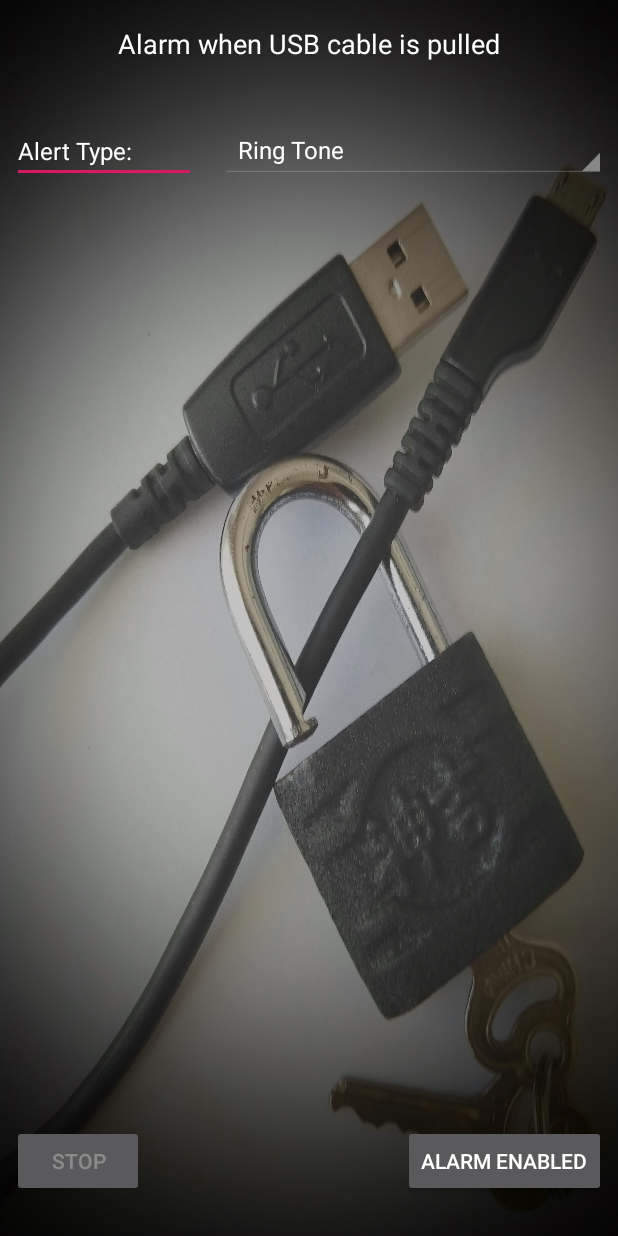
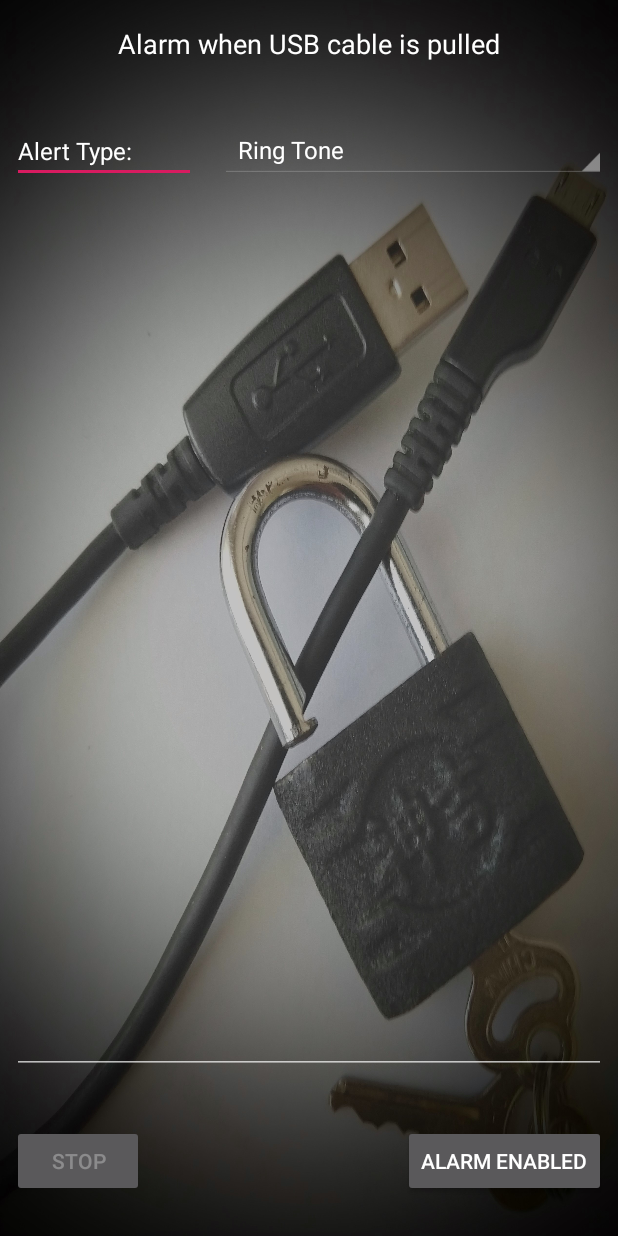
Before and after one commit to Cheng-Yan-2909/CableLock, an Android app: the screen it shows after launch (MainActivity), on a phone screen of 412 x 824 dp. Run offline under Robolectric (Android 15) with nearby library versions, the phone set to English and light mode, and no system bars; 1 statement that could not run was skipped.

```diff
--- a/app/src/main/java/com/chengyan/cablelock/BatteryStatus.java
+++ b/app/src/main/java/com/chengyan/cablelock/BatteryStatus.java
@@ -1,4 +1,70 @@
 package com.chengyan.cablelock;
 
+import android.content.BroadcastReceiver;
+import android.content.Context;
+import android.content.Intent;
+import android.content.IntentFilter;
+import android.os.BatteryManager;
+
+import com.chengyan.cablelock.exception.ObjectNotInitializedException;
+
 public class BatteryStatus {
+
+    private MainActivity mainActivity = null;
+    private Intent batteryStatus = null;
+    private static BatteryStatus self = null;
+
+    public static BatteryStatus init(MainActivity mainActivity) {
+        if( null == self ) {
+            self = new BatteryStatus( mainActivity );
+        }
+        return self;
+    }
+
+    public static BatteryStatus getInstance() {
+        if( null == self ) {
+            throw new ObjectNotInitializedException("BatteryStatus not initialized");
+        }
+
+        return self;
+    }
+
+    private BatteryStatus(MainActivity mainActivity) {
+        this.mainActivity = mainActivity;
+        configureBatteryEvent();
+    }
+
+    private void configureBatteryEvent() {
+        BroadcastReceiver broadcastReceiver = new BroadcastReceiver() {
+            public void onReceive (Context context, Intent intent) {
+                try {
+                    for (String v : batteryStatus.getCategories()) {
+                        UIHandler.debugln(v);
+                    }
+                }
+                catch(Exception e) {
+
+                }
+
+                try {
+                    UIHandler.debugln("data string: " +batteryStatus.getDataString());
+                }
+                catch(Exception e) {
+
+                }
+
+                try {
+                    UIHandler.debugln("EXTRA_STATUS: " + batteryStatus.getIntExtra(BatteryManager.EXTRA_STATUS, -1));
+                    UIHandler.debugln("EXTRA_PLUGGED: " + batteryStatus.getIntExtra(BatteryManager.EXTRA_PLUGGED, -1));
+                    UIHandler.debugln("EXTRA_LEVEL: " + batteryStatus.getIntExtra(BatteryManager.EXTRA_LEVEL, -1));
+                    UIHandler.debugln("EXTRA_SCALE: " + batteryStatus.getIntExtra(BatteryManager.EXTRA_SCALE, -1));
+                }
+                catch(Exception e) {
+
+                }
+            }
+        };
+        IntentFilter ifilter = new IntentFilter(Intent.ACTION_BATTERY_CHANGED);
+        batteryStatus = mainActivity.registerReceiver(broadcastReceiver, ifilter);
+    }
 }
--- a/app/src/main/java/com/chengyan/cablelock/MainActivity.java
+++ b/app/src/main/java/com/chengyan/cablelock/MainActivity.java
@@ -26,8 +26,9 @@ public class MainActivity extends AppCompatActivity {
         super.onCreate(savedInstanceState);
         setContentView(R.layout.activity_main);
 
+        UIHandler.init(this);
         AlarmPlayer.init(this);
-        UIHandler.init(this);
         UsbEventHandler.init(this);
+        BatteryStatus.init(this);
     }
 }
--- a/app/src/main/java/com/chengyan/cablelock/UsbEventHandler.java
+++ b/app/src/main/java/com/chengyan/cablelock/UsbEventHandler.java
@@ -15,7 +15,6 @@ public class UsbEventHandler {
     public static UsbEventHandler init(MainActivity mainActivity) {
         if( null == self ) {
             self = new UsbEventHandler(mainActivity);
-            self.setupUsbDisconnectReceiver();
         }
         return self;
     }
@@ -30,6 +29,7 @@ public class UsbEventHandler {
 
     private UsbEventHandler(MainActivity mainActivity) {
         this.mainActivity = mainActivity;
+        setupUsbDisconnectReceiver();
     }
 
     private void setupUsbDisconnectReceiver() {
--- a/app/src/main/res/layout/activity_main.xml
+++ b/app/src/main/res/layout/activity_main.xml
@@ -105,4 +105,20 @@
         app:layout_constraintStart_toStartOf="parent"
         app:layout_constraintTop_toTopOf="@+id/guideline2" />
 
+    <EditText
+        android:id="@+id/DebugOutput"
+        android:layout_width="0dp"
+        android:layout_height="0dp"
+        android:layout_marginStart="8dp"
+        android:layout_marginTop="8dp"
+        android:layout_marginEnd="8dp"
+        android:layout_marginBottom="8dp"
+        android:ems="10"
+        android:gravity="start|top"
+        android:inputType="textMultiLine"
+        app:layout_constraintBottom_toTopOf="@+id/guideline"
+        app:layout_constraintEnd_toEndOf="parent"
+        app:layout_constraintStart_toStartOf="parent"
+        app:layout_constraintTop_toTopOf="@+id/guideline4" />
+
 </androidx.constraintlayout.widget.ConstraintLayout>
```
Also changed, not shown: app/src/main/java/com/chengyan/cablelock/UIHandler.java (+29 -0 lines), 1 other file.
